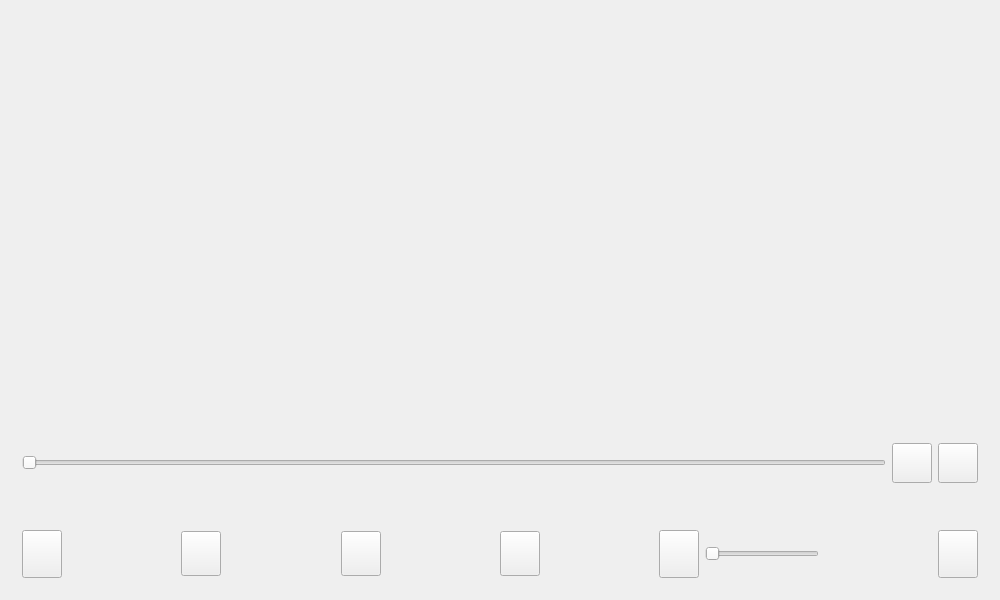
Old version of the form myVedioPlayer/widget.ui in the repository qwd867/school-multi--media.
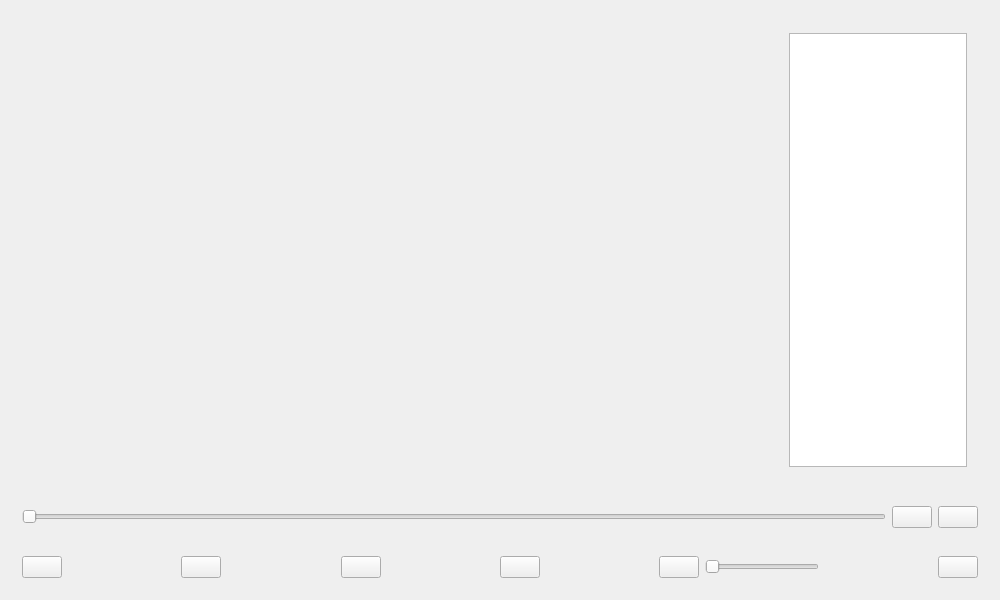
New version of the form. Icons and pictures are not drawn.

Commit message: 添加数据库功能与播放列表功能

```diff
--- a/myVedioPlayer/widget.ui
+++ b/myVedioPlayer/widget.ui
@@ -20,12 +20,100 @@
    <string>Widget</string>
   </property>
   <layout class="QGridLayout" name="gridLayout">
-   <item row="2" column="0">
+   <item row="0" column="0">
+    <widget class="QWidget" name="widget_1" native="true">
+     <layout class="QHBoxLayout" name="horizontalLayout_2">
+      <item>
+       <widget class="QWidget" name="widget_4" native="true">
+        <layout class="QGridLayout" name="gridLayout_2">
+         <item row="0" column="0">
+          <widget class="QLabel" name="label">
+           <property name="text">
+            <string/>
+           </property>
+          </widget>
+         </item>
+        </layout>
+       </widget>
+      </item>
+      <item>
+       <widget class="QWidget" name="widget_11" native="true">
+        <property name="maximumSize">
+         <size>
+          <width>200</width>
+          <height>16777215</height>
+         </size>
+        </property>
+        <layout class="QVBoxLayout" name="verticalLayout">
+         <item>
+          <widget class="QTableView" name="tableView"/>
+         </item>
+        </layout>
+       </widget>
+      </item>
+     </layout>
+    </widget>
+   </item>
+   <item row="1" column="0">
     <widget class="QWidget" name="widget_2" native="true">
      <property name="maximumSize">
       <size>
        <width>16777215</width>
-       <height>70</height>
+       <height>100</height>
+      </size>
+     </property>
+     <layout class="QHBoxLayout" name="horizontalLayout_3">
+      <item>
+       <widget class="QSlider" name="hSlider_progressBar">
+        <property name="mouseTracking">
+         <bool>true</bool>
+        </property>
+        <property name="orientation">
+         <enum>Qt::Horizontal</enum>
+        </property>
+       </widget>
+      </item>
+      <item>
+       <widget class="QPushButton" name="pushButton_fullscreen">
+        <property name="maximumSize">
+         <size>
+          <width>45</width>
+          <height>40</height>
+         </size>
+        </property>
+        <property name="styleSheet">
+         <string notr="true">border-image: url(:/new/prefix1/image/全屏.png);</string>
+        </property>
+        <property name="text">
+         <string/>
+        </property>
+       </widget>
+      </item>
+      <item>
+       <widget class="QPushButton" name="pushButton_playorder">
+        <property name="maximumSize">
+         <size>
+          <width>45</width>
+          <height>40</height>
+         </size>
+        </property>
+        <property name="styleSheet">
+         <string notr="true">border-image: url(:/new/prefix1/image/顺序播放.png);</string>
+        </property>
+        <property name="text">
+         <string/>
+        </property>
+       </widget>
+      </item>
+     </layout>
+    </widget>
+   </item>
+   <item row="2" column="0">
+    <widget class="QWidget" name="widget_3" native="true">
+     <property name="maximumSize">
+      <size>
+       <width>16777215</width>
+       <height>100</height>
       </size>
      </property>
      <layout class="QHBoxLayout" name="horizontalLayout">
@@ -203,79 +291,6 @@
      </layout>
     </widget>
    </item>
-   <item row="0" column="0">
-    <widget class="QWidget" name="widget_1" native="true">
-     <layout class="QHBoxLayout" name="horizontalLayout_2">
-      <item>
-       <widget class="QLabel" name="label">
-        <property name="maximumSize">
-         <size>
-          <width>16777215</width>
-          <height>16777215</height>
-         </size>
-        </property>
-        <property name="text">
-         <string/>
-        </property>
-       </widget>
-      </item>
-     </layout>
-    </widget>
-   </item>
-   <item row="1" column="0">
-    <widget class="QWidget" name="widget_3" native="true">
-     <property name="maximumSize">
-      <size>
-       <width>16777215</width>
-       <height>100</height>
-      </size>
-     </property>
-     <layout class="QHBoxLayout" name="horizontalLayout_3">
-      <item>
-       <widget class="QSlider" name="hSlider_progressBar">
-        <property name="mouseTracking">
-         <bool>true</bool>
-        </property>
-        <property name="orientation">
-         <enum>Qt::Horizontal</enum>
-        </property>
-       </widget>
-      </item>
-      <item>
-       <widget class="QPushButton" name="pushButton_fullscreen">
-        <property name="maximumSize">
-         <size>
-          <width>45</width>
-          <height>40</height>
-         </size>
-        </property>
-        <property name="styleSheet">
-         <string notr="true">border-image: url(:/new/prefix1/image/全屏.png);</string>
-        </property>
-        <property name="text">
-         <string/>
-        </property>
-       </widget>
-      </item>
-      <item>
-       <widget class="QPushButton" name="pushButton_playorder">
-        <property name="maximumSize">
-         <size>
-          <width>45</width>
-          <height>40</height>
-         </size>
-        </property>
-        <property name="styleSheet">
-         <string notr="true">border-image: url(:/new/prefix1/image/顺序播放.png);</string>
-        </property>
-        <property name="text">
-         <string/>
-        </property>
-       </widget>
-      </item>
-     </layout>
-    </widget>
-   </item>
   </layout>
  </widget>
  <layoutdefault spacing="6" margin="11"/>
```
The commit also changes 14 other files.
